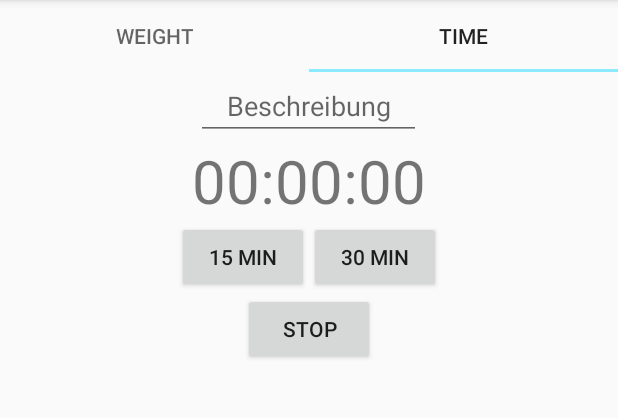
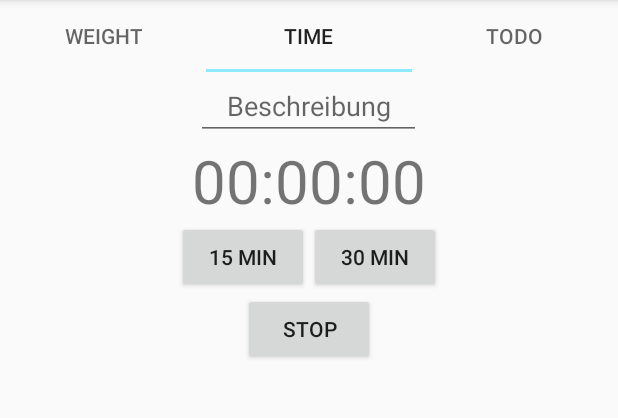
Before and after one commit to FlorianVrenegor/tracker, an Android app: the screen it shows after launch (MainActivity), tab 2 chosen, on a phone screen of 412 x 824 dp, the part 84-502 px from its top. Run offline under Robolectric (Android 15) with nearby library versions, the light colour scheme and no system bars; our stand-ins replace Firebase (no records; nobody signed in at launch, a user with empty details on screens opened directly), Room's generated code; libraries missing offline, so code that uses them is left out: com.github.mikephil.charting; 35 statements that could not run were skipped.

Commit message:
add TodoFragment, add recyclerview

```diff
--- a/app/src/main/java/com/example/tracker/MainActivity.java
+++ b/app/src/main/java/com/example/tracker/MainActivity.java
@@ -14,7 +14,7 @@ public class MainActivity extends AppCompatActivity {
     private ViewPager2 viewPager;
     private FragmentStateAdapter pagerAdapter;
 
-    private String[] tabNames = new String[]{"Weight", "Time"};
+    private String[] tabNames = new String[]{"Weight", "Time", "Todo"};
 
     @Override
     protected void onCreate(Bundle savedInstanceState) {
--- a/app/src/main/java/com/example/tracker/ScreenSlidePagerAdapter.java
+++ b/app/src/main/java/com/example/tracker/ScreenSlidePagerAdapter.java
@@ -5,11 +5,12 @@ import androidx.fragment.app.FragmentActivity;
 import androidx.viewpager2.adapter.FragmentStateAdapter;
 
 import com.example.tracker.time.TimeFragment;
+import com.example.tracker.todo.TodoFragment;
 import com.example.tracker.weight.WeightFragment;
 
 public class ScreenSlidePagerAdapter extends FragmentStateAdapter {
 
-    private static final int NUM_PAGES = 2;
+    private static final int NUM_PAGES = 3;
 
     public ScreenSlidePagerAdapter(FragmentActivity fa) {
         super(fa);
@@ -19,8 +20,10 @@ public class ScreenSlidePagerAdapter extends FragmentStateAdapter {
     public Fragment createFragment(int position) {
         if (position == 0) {
             return new WeightFragment();
+        } else if (position == 1) {
+            return new TimeFragment();
         } else {
-            return new TimeFragment();
+            return new TodoFragment();
         }
     }
 
--- /dev/null
+++ b/app/src/main/java/com/example/tracker/todo/TodoDto.java
@@ -0,0 +1,22 @@
+package com.example.tracker.todo;
+
+public class TodoDto {
+
+    private long createdInMilliseconds;
+    private long doneInMilliseconds;
+    private boolean done;
+    private String description;
+
+    public TodoDto(String description) {
+        this.description = description;
+    }
+
+    public String getDescription() {
+        return description;
+    }
+
+    // In case you make a typo or something
+    public void setDescription(String description) {
+        this.description = description;
+    }
+}
--- /dev/null
+++ b/app/src/main/java/com/example/tracker/todo/TodoFragment.java
@@ -0,0 +1,40 @@
+package com.example.tracker.todo;
+
+import android.os.Bundle;
+import android.view.View;
+
+import androidx.annotation.NonNull;
+import androidx.annotation.Nullable;
+import androidx.fragment.app.Fragment;
+import androidx.recyclerview.widget.LinearLayoutManager;
+import androidx.recyclerview.widget.RecyclerView;
+
+import com.example.tracker.R;
+
+import java.util.ArrayList;
+import java.util.List;
+
+public class TodoFragment extends Fragment {
+
+    private TodoListAdapter adapter;
+
+    public TodoFragment () {
+        super(R.layout.fragment_todo);
+    }
+
+    @Override
+    public void onViewCreated(@NonNull View view, @Nullable Bundle savedInstanceState) {
+        super.onViewCreated(view, savedInstanceState);
+
+        List<TodoDto> todoDtos = new ArrayList<>();
+
+        todoDtos.add(new TodoDto("Müll rausbringen"));
+        todoDtos.add(new TodoDto("Spülen"));
+        todoDtos.add(new TodoDto("Saugen"));
+
+        RecyclerView recyclerView = view.findViewById(R.id.recyclerview_todo);
+        recyclerView.setLayoutManager(new LinearLayoutManager(getContext()));
+        adapter = new TodoListAdapter(todoDtos);
+        recyclerView.setAdapter(adapter);
+    }
+}
--- /dev/null
+++ b/app/src/main/java/com/example/tracker/todo/TodoListAdapter.java
@@ -0,0 +1,63 @@
+package com.example.tracker.todo;
+
+import android.view.LayoutInflater;
+import android.view.View;
+import android.view.ViewGroup;
+import android.widget.TextView;
+
+import androidx.annotation.NonNull;
+import androidx.recyclerview.widget.RecyclerView;
+
+import com.example.tracker.R;
+
+import java.util.ArrayList;
+import java.util.List;
+
+public class TodoListAdapter extends RecyclerView.Adapter<TodoListAdapter.TodoViewHolder> {
+
+    private List<TodoDto> todoDtos = new ArrayList<>();
+
+    public List<TodoDto> getTodoDtos() {
+        return todoDtos;
+    }
+
+    public void setTodoDtos(List<TodoDto> todoDtos) {
+        this.todoDtos = todoDtos;
+    }
+
+    public TodoListAdapter(List<TodoDto> todoDtos) {
+        this.todoDtos = todoDtos;
+    }
+
+    @NonNull
+    @Override
+    public TodoViewHolder onCreateViewHolder(@NonNull ViewGroup parent, int viewType) {
+        LayoutInflater inflater = LayoutInflater.from(parent.getContext());
+        View view = inflater.inflate(R.layout.recyclerview_item_todo, parent, false);
+        return new TodoViewHolder(view);
+    }
+
+    @Override
+    public void onBindViewHolder(@NonNull TodoViewHolder holder, int position) {
+        holder.getTodoDescriptionTextView().setText(todoDtos.get(position).getDescription());
+    }
+
+    @Override
+    public int getItemCount() {
+        return todoDtos.size();
+    }
+
+    static class TodoViewHolder extends RecyclerView.ViewHolder {
+
+        private final TextView todoDescriptionTextView;
+
+        public TodoViewHolder(@NonNull View itemView) {
+            super(itemView);
+            todoDescriptionTextView = itemView.findViewById(R.id.todo_description_text_view);
+        }
+
+        public TextView getTodoDescriptionTextView() {
+            return todoDescriptionTextView;
+        }
+    }
+}
```
Also changed, not shown: app/src/main/res/layout/fragment_todo.xml (added, +25 -0 lines), app/src/main/res/layout/recyclerview_item_todo.xml (added, +14 -0 lines).
